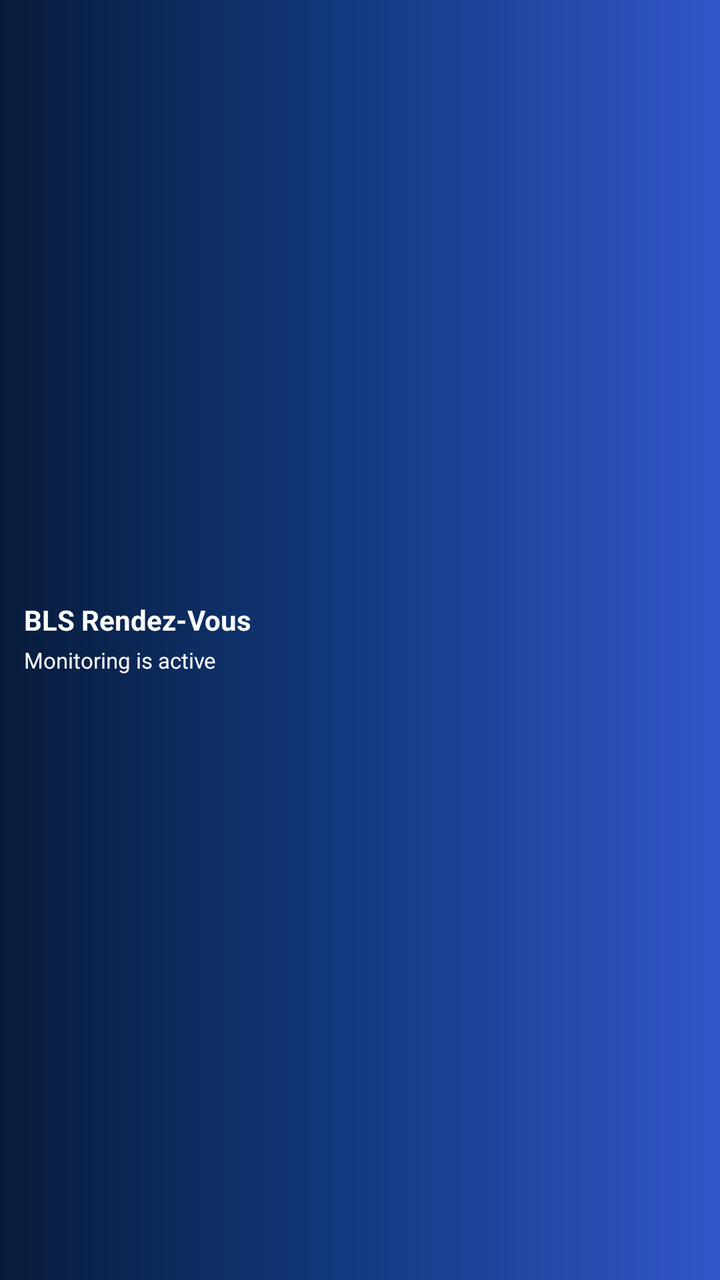
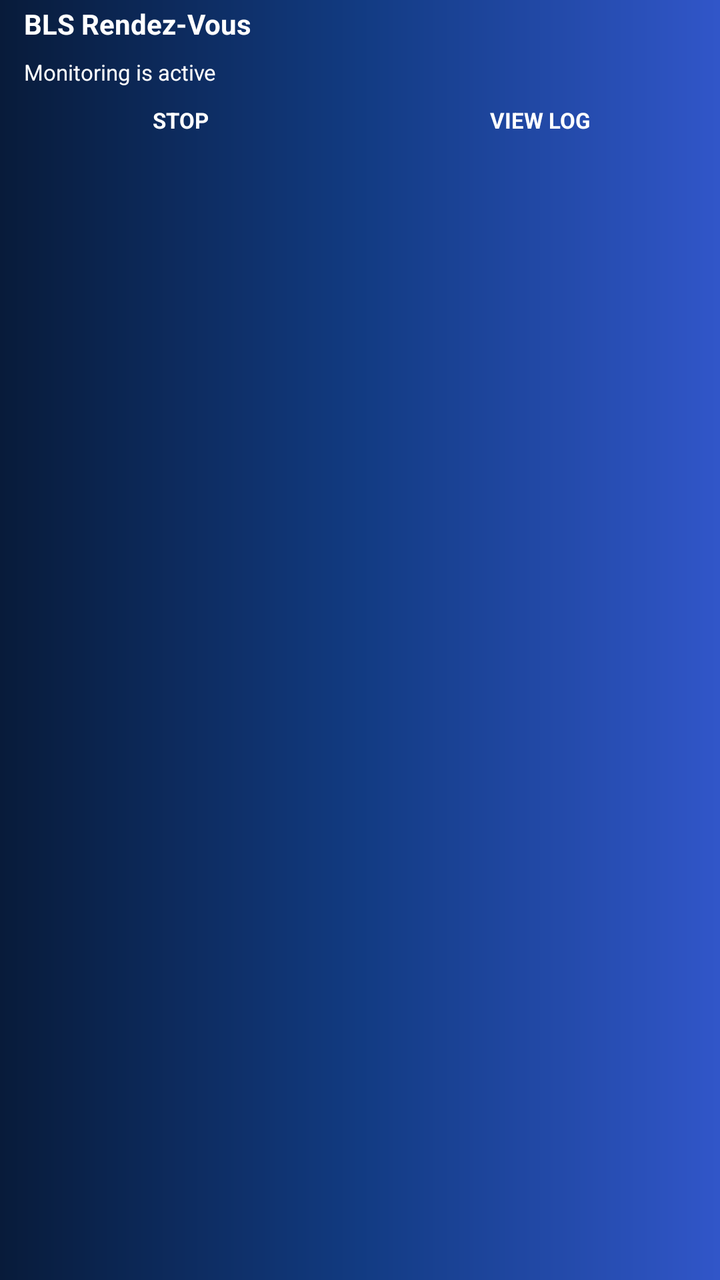

Two renders of the same Android screen: before a commit and after it. Below are the layout's source before the change and the commit's diff.
<!-- AndroidManifest.xml: application theme android:Theme.Material.Light.NoActionBar -->
<!-- res/layout/notification_monitoring.xml -->
<?xml version="1.0" encoding="utf-8"?>
<LinearLayout
    xmlns:android="http://schemas.android.com/apk/res/android"
    android:layout_width="match_parent"
    android:layout_height="48dp"
    android:orientation="vertical"
    android:background="@drawable/notification_header_bg"
    android:gravity="center_vertical">

    <TextView
        android:id="@+id/notification_title"
        android:layout_width="match_parent"
        android:layout_height="20dp"
        android:paddingStart="12dp"
        android:paddingEnd="12dp"
        android:text="BLS Rendez-Vous"
        android:textColor="#FFFFFF"
        android:textSize="14sp"
        android:textStyle="bold"
        android:gravity="center_vertical"
        android:maxLines="1"
        android:ellipsize="end" />

    <TextView
        android:id="@+id/notification_description"
        android:layout_width="match_parent"
        android:layout_height="20dp"
        android:paddingStart="12dp"
        android:paddingEnd="12dp"
        android:text="Monitoring is active"
        android:textColor="#FFFFFF"
        android:textSize="11sp"
        android:gravity="center_vertical"
        android:maxLines="1"
        android:ellipsize="end" />

</LinearLayout>
<!-- resources referenced by this layout -->
<resources>
  <!-- drawable notification_header_bg (drawable) -->
  <?xml version="1.0" encoding="utf-8"?>
  <shape
      xmlns:android="http://schemas.android.com/apk/res/android"
      android:shape="rectangle">
  
      <gradient
          android:type="linear"
          android:angle="0"
          android:startColor="#081B3A"
          android:centerColor="#123B82"
          android:endColor="#3156C9" />
  
  </shape>
</resources>

<!-- the commit's change to res/layout/notification_monitoring.xml (unified diff, before → after) -->
@@ -2,15 +2,14 @@
 <LinearLayout
     xmlns:android="http://schemas.android.com/apk/res/android"
     android:layout_width="match_parent"
-    android:layout_height="48dp"
+    android:layout_height="72dp"
     android:orientation="vertical"
-    android:background="@drawable/notification_header_bg"
-    android:gravity="center_vertical">
+    android:background="@drawable/notification_header_bg">
 
     <TextView
         android:id="@+id/notification_title"
         android:layout_width="match_parent"
-        android:layout_height="20dp"
+        android:layout_height="24dp"
         android:paddingStart="12dp"
         android:paddingEnd="12dp"
         android:text="BLS Rendez-Vous"
@@ -18,20 +17,56 @@
         android:textSize="14sp"
         android:textStyle="bold"
         android:gravity="center_vertical"
-        android:maxLines="1"
-        android:ellipsize="end" />
+        android:maxLines="1" />
 
-    <TextView
-        android:id="@+id/notification_description"
+    <LinearLayout
         android:layout_width="match_parent"
-        android:layout_height="20dp"
-        android:paddingStart="12dp"
-        android:paddingEnd="12dp"
-        android:text="Monitoring is active"
-        android:textColor="#FFFFFF"
-        android:textSize="11sp"
-        android:gravity="center_vertical"
-        android:maxLines="1"
-        android:ellipsize="end" />
+        android:layout_height="24dp"
+        android:orientation="horizontal">
+
+        <TextView
+            android:id="@+id/notification_description"
+            android:layout_width="0dp"
+            android:layout_height="match_parent"
+            android:layout_weight="1"
+            android:paddingStart="12dp"
+            android:paddingEnd="4dp"
+            android:text="Monitoring is active"
+            android:textColor="#FFFFFF"
+            android:textSize="11sp"
+            android:gravity="center_vertical"
+            android:maxLines="1" />
+
+    </LinearLayout>
+
+    <LinearLayout
+        android:layout_width="match_parent"
+        android:layout_height="24dp"
+        android:orientation="horizontal"
+        android:gravity="center_vertical">
+
+        <TextView
+            android:id="@+id/notification_stop"
+            android:layout_width="0dp"
+            android:layout_height="match_parent"
+            android:layout_weight="1"
+            android:gravity="center"
+            android:text="STOP"
+            android:textColor="#FFFFFF"
+            android:textSize="11sp"
+            android:textStyle="bold" />
+
+        <TextView
+            android:id="@+id/notification_log"
+            android:layout_width="0dp"
+            android:layout_height="match_parent"
+            android:layout_weight="1"
+            android:gravity="center"
+            android:text="VIEW LOG"
+            android:textColor="#FFFFFF"
+            android:textSize="11sp"
+            android:textStyle="bold" />
+
+    </LinearLayout>
 
 </LinearLayout>
